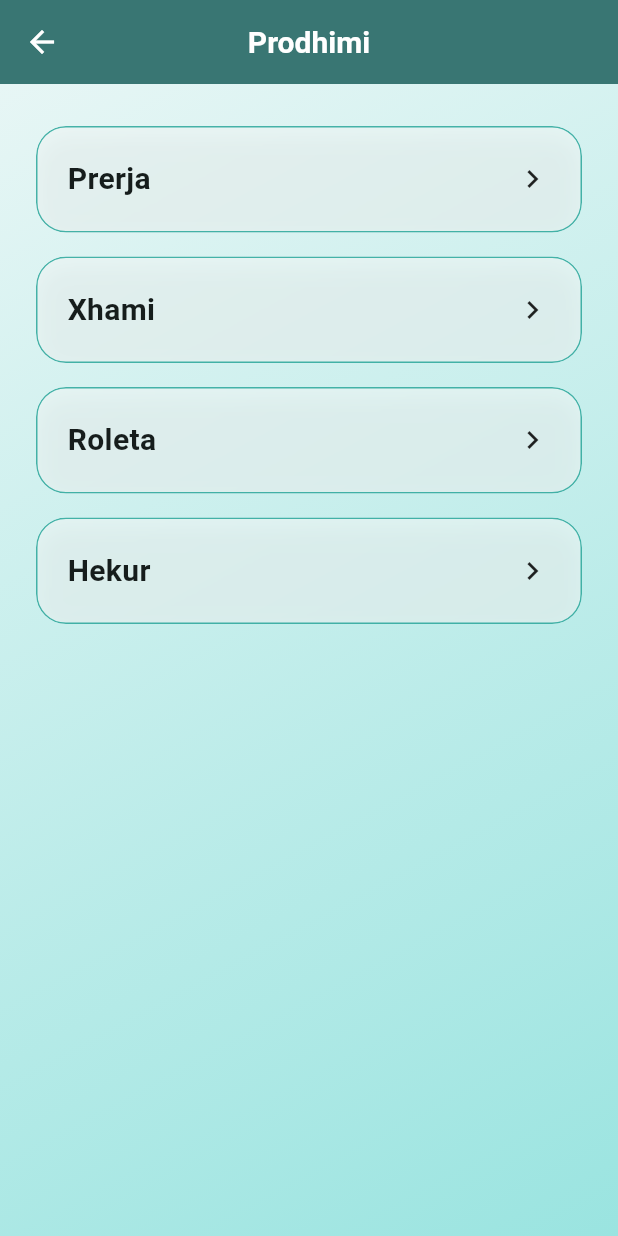
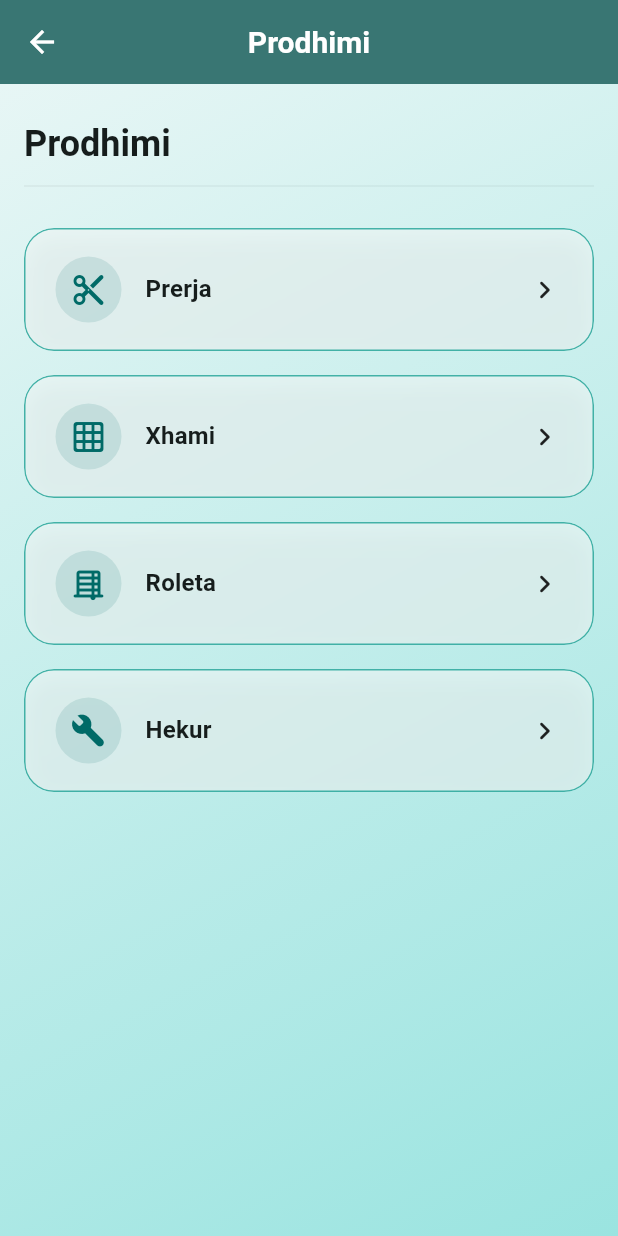
Before and after one commit to drilonkrivaqa/crystal_upvc, a Flutter app: the ProductionPage screen opened directly, on a phone screen of 412 x 824 dp. Run offline on Flutter 3.47's test engine with Material 3 defaults, Android fonts, the phone set to English and light mode, and no system bars; drawn by our look-alikes of flutter_animate; our stand-ins replace file_picker, hive, hive_flutter, image_picker, pdf, printing; accounts and stored records are empty.

Commit message:
Refined production_page.dart

```diff
--- a/lib/pages/production_page.dart
+++ b/lib/pages/production_page.dart
@@ -15,41 +15,94 @@ class ProductionPage extends StatelessWidget {
   @override
   Widget build(BuildContext context) {
     final l10n = AppLocalizations.of(context);
+    final theme = Theme.of(context);
+
     return Scaffold(
-      appBar: AppBar(title: Text(l10n.productionTitle)),
+      appBar: AppBar(
+        title: Text(l10n.productionTitle),
+        centerTitle: true,
+      ),
       body: AppBackground(
+        child: SafeArea(
+          child: Center(
+            child: ConstrainedBox(
+              constraints: const BoxConstraints(maxWidth: 700),
               child: ListView(
+                padding: const EdgeInsets.fromLTRB(16, 24, 16, 32),
                 children: [
-            const SizedBox(height: 20),
+                  // Section title
+                  Text(
+                    l10n.productionTitle,
+                    style: theme.textTheme.headlineSmall?.copyWith(
+                      fontWeight: FontWeight.bold,
+                    ),
+                  )
+                      .animate()
+                      .fadeIn(duration: 220.ms)
+                      .slideY(begin: 0.1, end: 0),
+                  const SizedBox(height: 4),
+                  Divider(
+                    thickness: 1,
+                    color: theme.colorScheme.onSurface.withOpacity(0.06),
+                  ),
+                  const SizedBox(height: 12),
+
                   _ProductionButton(
                     label: l10n.productionCutting,
-              onTap: () => Navigator.push(
+                    icon: Icons.content_cut_rounded,
+                    index: 0,
+                    onTap: () {
+                      Navigator.push(
                         context,
-                MaterialPageRoute(builder: (_) => const CuttingOptimizerPage()),
+                        MaterialPageRoute(
+                          builder: (_) => const CuttingOptimizerPage(),
                         ),
+                      );
+                    },
                   ),
                   _ProductionButton(
                     label: l10n.productionGlass,
-              onTap: () => Navigator.push(
+                    icon: Icons.grid_on_rounded,
+                    index: 1,
+                    onTap: () {
+                      Navigator.push(
                         context,
-                MaterialPageRoute(builder: (_) => const XhamiPage()),
+                        MaterialPageRoute(
+                          builder: (_) => const XhamiPage(),
                         ),
+                      );
+                    },
                   ),
                   _ProductionButton(
                     label: l10n.productionRollerShutter,
-              onTap: () => Navigator.push(
+                    icon: Icons.blinds_closed_rounded,
+                    index: 2,
+                    onTap: () {
+                      Navigator.push(
                         context,
-                MaterialPageRoute(builder: (_) => const RoletaPage()),
+                        MaterialPageRoute(
+                          builder: (_) => const RoletaPage(),
                         ),
+                      );
+                    },
                   ),
                   _ProductionButton(
                     label: l10n.productionIron,
-              onTap: () => Navigator.push(
+                    icon: Icons.build_rounded,
+                    index: 3,
+                    onTap: () {
+                      Navigator.push(
                         context,
-                MaterialPageRoute(builder: (_) => const HekriPage()),
+                        MaterialPageRoute(
+                          builder: (_) => const HekriPage(),
+                        ),
+                      );
+                    },
+                  ),
+                ],
               ),
             ),
-          ],
+          ),
         ),
       ),
     );
@@ -59,25 +112,52 @@ class ProductionPage extends StatelessWidget {
 class _ProductionButton extends StatelessWidget {
   final String label;
   final VoidCallback onTap;
-  const _ProductionButton({required this.label, required this.onTap});
+  final IconData icon;
+  final int index;
+
+  const _ProductionButton({
+    required this.label,
+    required this.onTap,
+    required this.icon,
+    required this.index,
+  });
 
   @override
   Widget build(BuildContext context) {
+    final colorScheme = Theme.of(context).colorScheme;
+    final accent = colorScheme.primary;
+    final textStyle = Theme.of(context).textTheme.titleMedium?.copyWith(
+      fontWeight: FontWeight.w600,
+    );
+
     return GlassCard(
-      margin: const EdgeInsets.symmetric(horizontal: 24, vertical: 8),
-      padding: const EdgeInsets.all(20),
+      margin: const EdgeInsets.symmetric(vertical: 8),
+      padding: const EdgeInsets.symmetric(horizontal: 20, vertical: 18),
       onTap: onTap,
       child: Row(
         children: [
+          Container(
+            width: 44,
+            height: 44,
+            decoration: BoxDecoration(
+              shape: BoxShape.circle,
+              color: accent.withOpacity(0.12),
+            ),
+            child: Icon(icon, color: accent),
+          ),
+          const SizedBox(width: 16),
           Expanded(
             child: Text(
               label,
-              style: const TextStyle(fontSize: 20, fontWeight: FontWeight.w600),
+              style: textStyle,
             ),
           ),
-          const Icon(Icons.chevron_right),
+          const Icon(Icons.chevron_right_rounded),
         ],
       ),
-    ).animate().fadeIn(duration: 200.ms).slideY(begin: 0.3);
+    )
+        .animate(delay: (80 * index).ms)
+        .fadeIn(duration: 200.ms)
+        .slideY(begin: 0.2, end: 0);
   }
 }
```
Lines whose indentation alone changed are shown as unchanged.
